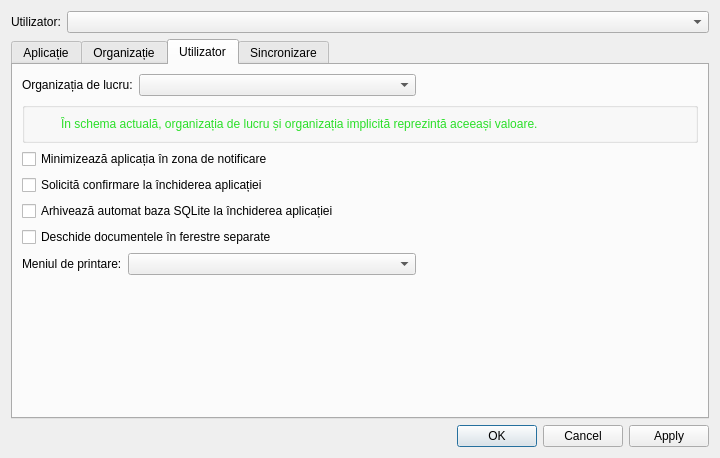
debalex77/USG, file src/settings/settingsdialog.ui: the form before one commit.
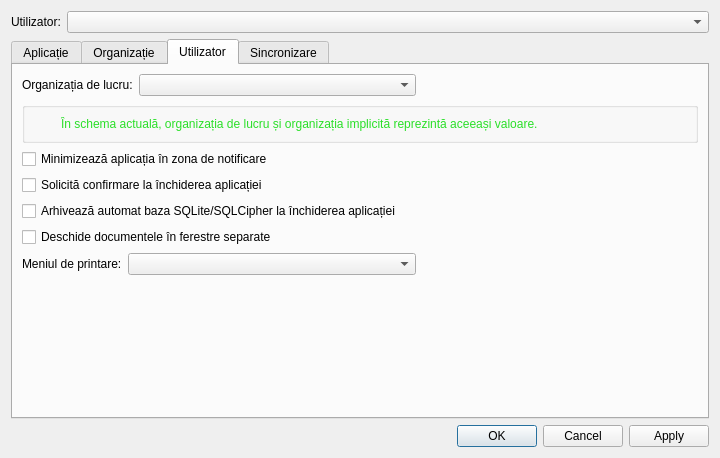
The form after the commit. The open tabs and pages were chosen to show the change. Icons and pictures are not drawn.

Patch:
```diff
--- a/src/settings/settingsdialog.ui
+++ b/src/settings/settingsdialog.ui
@@ -433,7 +433,7 @@
        <item row="4" column="0" colspan="3">
         <widget class="QCheckBox" name="checkArchiveSqlite">
          <property name="text">
-          <string>Arhivează automat baza SQLite la închiderea aplicației</string>
+          <string>Arhivează automat baza SQLite/SQLCipher la închiderea aplicației</string>
          </property>
         </widget>
        </item>
```
